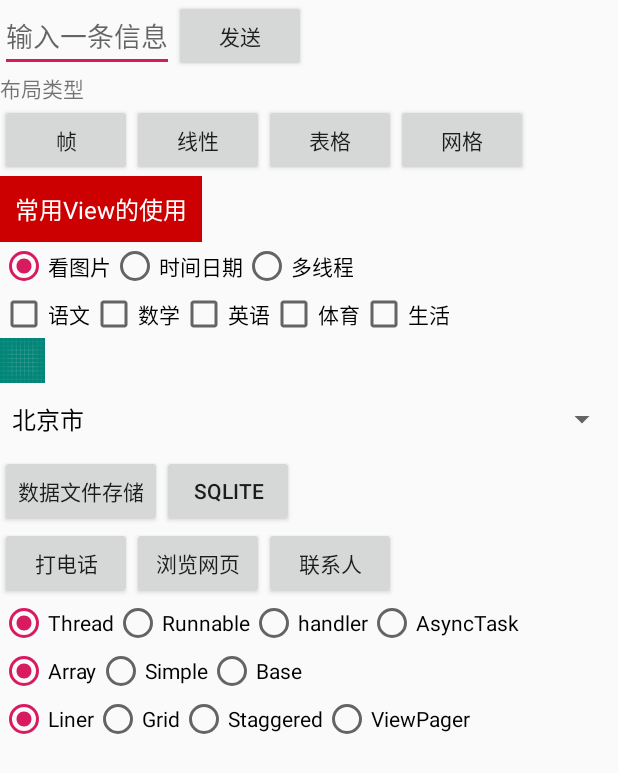
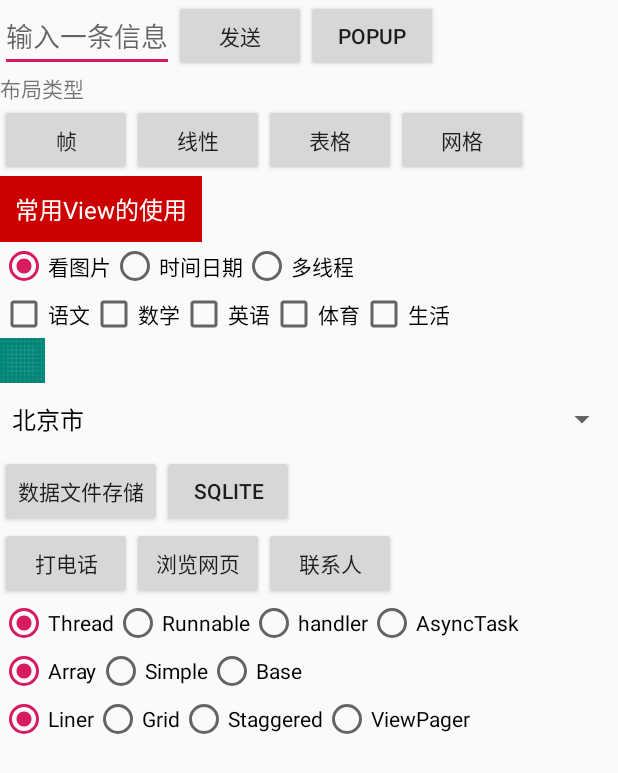
Before and after one commit to DavidJi80/AndroidHelloWorld, an Android app: the screen it shows after launch (MainActivity), on a phone screen of 412 x 824 dp. Shown: the top 773 px of the screen. Run offline under Robolectric (Android 15) with nearby library versions, the phone set to English and light mode, and no system bars.

Commit message:
Android 控件：PopupWindow和LayoutInflater

```diff
--- a/app/src/main/res/layout/activity_main.xml
+++ b/app/src/main/res/layout/activity_main.xml
@@ -18,6 +18,7 @@
         android:inputType="" />
 
     <Button
+        android:id="@+id/btnSendMsg"
         android:layout_width="wrap_content"
         android:layout_height="wrap_content"
         android:layout_alignTop="@+id/edit_message"
@@ -25,6 +26,15 @@
         android:layout_toRightOf="@+id/edit_message"
         android:onClick="sendMessage"
         android:text="@string/button_send" />
+
+    <Button
+        android:layout_width="wrap_content"
+        android:layout_height="wrap_content"
+        android:layout_alignTop="@+id/btnSendMsg"
+        android:layout_alignBottom="@+id/btnSendMsg"
+        android:layout_toRightOf="@+id/btnSendMsg"
+        android:onClick="showPopupWindow"
+        android:text="Popup" />
 
     <TextView
         android:id="@+id/tvButtons"
```
Also changed, not shown: app/src/main/java/com/github/davidji80/helloworld/activity/AdapterActivity.java (+14 -2 lines), app/src/main/java/com/github/davidji80/helloworld/activity/MainActivity.java (+21 -1 lines), app/src/main/res/layout/view_popup_window.xml (added, +23 -0 lines).
